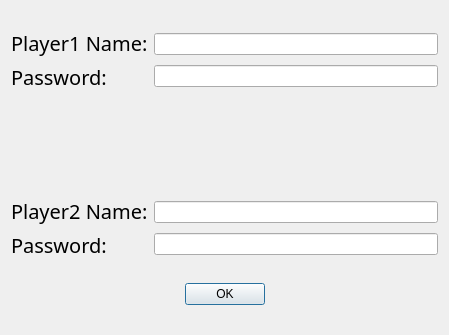
First picture: the form in Dep/ui/login_window.ui, repository Creator-K999/TicTacToe-GUI-VERSION, before the edit.
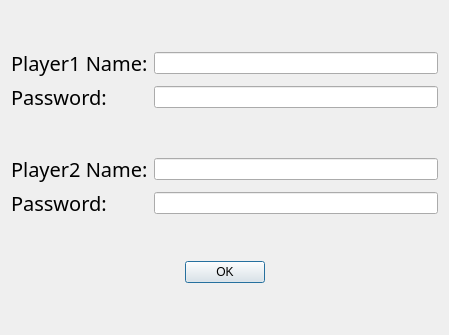
Second picture: the form after the edit.

Commit message: - Removed Unnecessary "grid" widgets from windows.

The edit to the form file:
```diff
--- a/Dep/ui/login_window.ui
+++ b/Dep/ui/login_window.ui
@@ -14,7 +14,43 @@
    <string>Login Window</string>
   </property>
   <layout class="QGridLayout" name="gridLayout">
+   <item row="0" column="0">
+    <layout class="QGridLayout" name="gridLayout_2">
    <item row="1" column="0">
+      <widget class="QLabel" name="label_2">
+       <property name="font">
+        <font>
+         <family>Poor Richard</family>
+         <pointsize>15</pointsize>
+        </font>
+       </property>
+       <property name="text">
+        <string>Password:</string>
+       </property>
+      </widget>
+     </item>
+     <item row="0" column="0">
+      <widget class="QLabel" name="label">
+       <property name="font">
+        <font>
+         <family>Poor Richard</family>
+         <pointsize>15</pointsize>
+        </font>
+       </property>
+       <property name="text">
+        <string>Player1 Name:</string>
+       </property>
+      </widget>
+     </item>
+     <item row="1" column="1">
+      <widget class="QLineEdit" name="player1Password"/>
+     </item>
+     <item row="0" column="1">
+      <widget class="QLineEdit" name="player1Name"/>
+     </item>
+    </layout>
+   </item>
+   <item row="2" column="0">
     <widget class="QDialogButtonBox" name="buttonBox">
      <property name="orientation">
       <enum>Qt::Horizontal</enum>
@@ -27,27 +63,10 @@
      </property>
     </widget>
    </item>
-   <item row="0" column="0">
-    <layout class="QGridLayout" name="gridLayout_2">
-     <item row="0" column="0">
+   <item row="1" column="0">
       <layout class="QGridLayout" name="gridLayout_3">
-       <item row="0" column="0">
-        <layout class="QGridLayout" name="gridLayout_5">
-         <item row="0" column="0">
-          <widget class="QLabel" name="label">
-           <property name="font">
-            <font>
-             <family>Poor Richard</family>
-             <pointsize>15</pointsize>
-            </font>
-           </property>
-           <property name="text">
-            <string>Player1 Name:</string>
-           </property>
-          </widget>
-         </item>
          <item row="1" column="0">
-          <widget class="QLabel" name="label_2">
+      <widget class="QLabel" name="label_4">
            <property name="font">
             <font>
              <family>Poor Richard</family>
@@ -59,24 +78,6 @@
            </property>
           </widget>
          </item>
-        </layout>
-       </item>
-       <item row="0" column="1">
-        <layout class="QGridLayout" name="gridLayout_6">
-         <item row="0" column="0">
-          <widget class="QLineEdit" name="player1Name"/>
-         </item>
-         <item row="1" column="0">
-          <widget class="QLineEdit" name="player1Password"/>
-         </item>
-        </layout>
-       </item>
-      </layout>
-     </item>
-     <item row="2" column="0">
-      <layout class="QGridLayout" name="gridLayout_4">
-       <item row="0" column="0">
-        <layout class="QGridLayout" name="gridLayout_7">
          <item row="0" column="0">
           <widget class="QLabel" name="label_3">
            <property name="font">
@@ -90,48 +91,11 @@
            </property>
           </widget>
          </item>
-         <item row="1" column="0">
-          <widget class="QLabel" name="label_4">
-           <property name="font">
-            <font>
-             <family>Poor Richard</family>
-             <pointsize>15</pointsize>
-            </font>
-           </property>
-           <property name="text">
-            <string>Password:</string>
-           </property>
-          </widget>
-         </item>
-        </layout>
-       </item>
-       <item row="0" column="1">
-        <layout class="QGridLayout" name="gridLayout_8">
-         <item row="0" column="0">
-          <widget class="QLineEdit" name="player2Name"/>
-         </item>
-         <item row="1" column="0">
+     <item row="1" column="1">
           <widget class="QLineEdit" name="player2Password"/>
          </item>
-        </layout>
-       </item>
-      </layout>
-     </item>
-     <item row="1" column="0">
-      <spacer name="verticalSpacer">
-       <property name="orientation">
-        <enum>Qt::Vertical</enum>
-       </property>
-       <property name="sizeType">
-        <enum>QSizePolicy::Maximum</enum>
-       </property>
-       <property name="sizeHint" stdset="0">
-        <size>
-         <width>100</width>
-         <height>100</height>
-        </size>
-       </property>
-      </spacer>
+     <item row="0" column="1">
+      <widget class="QLineEdit" name="player2Name"/>
      </item>
     </layout>
    </item>
```
Lines whose indentation alone changed are shown as unchanged. The commit also changes 2 other files.
